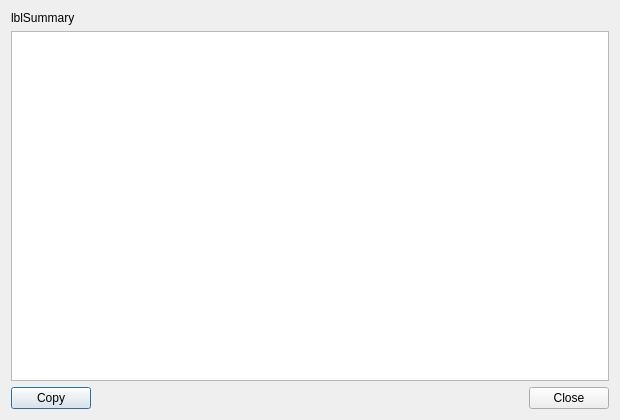
Above: pastrocore/gui_pyside/dialog_run_report.ui from Torward1024/pAstroCORE before the change. Below: the same form after it.
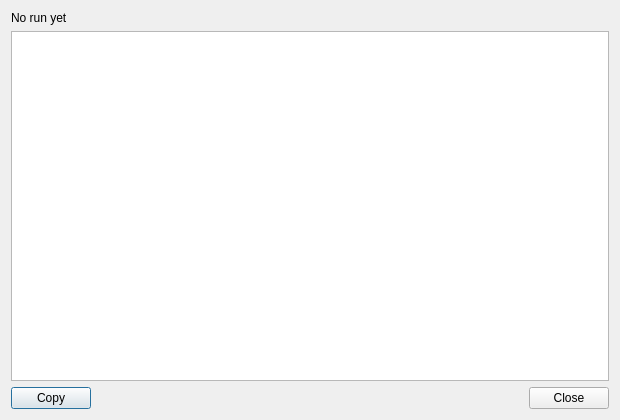
That is the form after the change. Icons and pictures are not drawn.

```diff
--- a/pastrocore/gui_pyside/dialog_run_report.ui
+++ b/pastrocore/gui_pyside/dialog_run_report.ui
@@ -27,7 +27,7 @@
    <item>
     <widget class="QLabel" name="labelSummary">
      <property name="text">
-      <string>lblSummary</string>
+      <string>No run yet</string>
      </property>
      <property name="wordWrap">
       <bool>true</bool>
```
